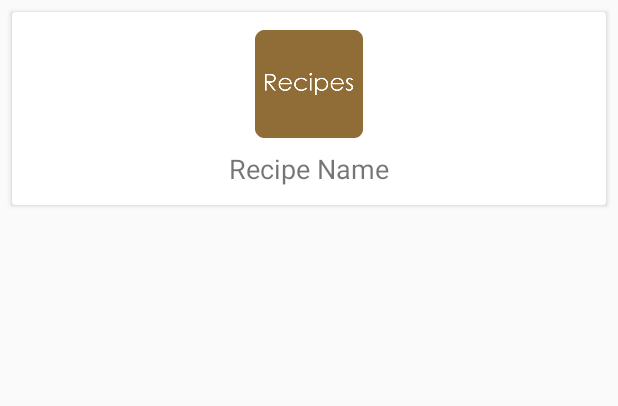
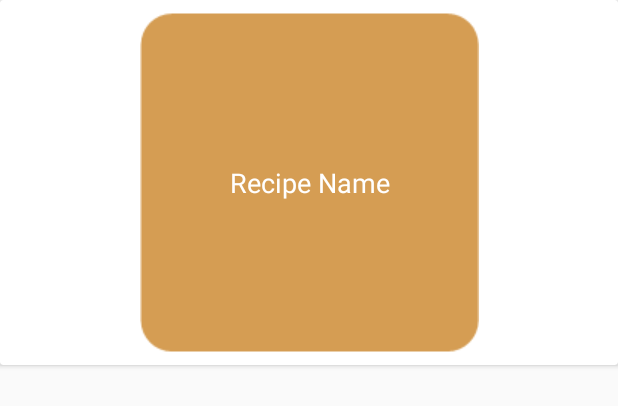
Before and after one commit to SDrake01/BakingRecipies-GwG-Udacity, an Android app: the layout main_recipe_card.xml on its own in the app's theme, with its tools: preview values and no code run, on a phone screen of 412 x 824 dp. Shown: the top 406 px of the screen. Run offline under Robolectric (Android 15) with nearby library versions, the phone set to English and light mode, and no system bars; network calls fail.

Commit message:
Added video to recipe steps and fixed orientation change from landscape to portrait for tablets

```diff
--- a/app/build.gradle
+++ b/app/build.gradle
@@ -25,7 +25,8 @@ android {
 dependencies {
     implementation fileTree(include: ['*.jar'], dir: 'libs')
     implementation 'com.android.support:appcompat-v7:27.1.1'
-    implementation 'com.android.support.constraint:constraint-layout:1.1.2'
+    implementation 'com.android.support:support-media-compat:27.1.1'
+    implementation 'com.android.support.constraint:constraint-layout:1.1.3'
     testImplementation 'junit:junit:4.12'
     androidTestImplementation 'com.android.support.test:runner:1.0.2'
     androidTestImplementation 'com.android.support.test.espresso:espresso-core:3.0.2'
@@ -35,4 +36,5 @@ dependencies {
     implementation 'com.squareup.picasso:picasso:2.5.2'
     implementation 'android.arch.lifecycle:extensions:1.1.1'
     implementation 'android.arch.lifecycle:viewmodel:1.1.1'
+    implementation 'com.google.android.exoplayer:exoplayer:2.8.3'
 }
--- a/app/src/main/java/stevendrake/bakingrecipes/Adapters/MainAdapter.java
+++ b/app/src/main/java/stevendrake/bakingrecipes/Adapters/MainAdapter.java
@@ -19,6 +19,7 @@ import stevendrake.bakingrecipes.Data.RecipeObject;
 import stevendrake.bakingrecipes.Data.StepObject;
 import stevendrake.bakingrecipes.R;
 import stevendrake.bakingrecipes.UI.RecipeActivity;
+import stevendrake.bakingrecipes.ViewModels.RecipeViewModel;
 
 public class MainAdapter extends RecyclerView.Adapter<MainAdapter.RecipeViewHolder> {
 
@@ -80,6 +81,7 @@ public class MainAdapter extends RecyclerView.Adapter<MainAdapter.RecipeViewHold
         public void onClick(View v) {
             int position = getAdapterPosition();
             if (position != RecyclerView.NO_POSITION){
+                RecipeViewModel.setListPosition(0);
                 Context context = v.getContext();
                 Intent recipeIntent = new Intent(context, RecipeActivity.class);
                 IngredientObject.setIngredientString(recipeObjectList.get(position).getIngredients());
@@ -93,7 +95,7 @@ public class MainAdapter extends RecyclerView.Adapter<MainAdapter.RecipeViewHold
             recipeCardName.setText(recipeObjectList.get(position).getName());
             if (recipeObjectList.get(position).getImage().trim().length() == 0){
                 Picasso.with(itemView.getContext())
-                        .load(R.mipmap.ic_launcher)
+                        .load(R.drawable.ic_recipes_full)
                         .into(recipeCardImage);
             } else {
                 Picasso.with(itemView.getContext())
--- a/app/src/main/java/stevendrake/bakingrecipes/UI/MainActivity.java
+++ b/app/src/main/java/stevendrake/bakingrecipes/UI/MainActivity.java
@@ -19,9 +19,6 @@ public class MainActivity extends AppCompatActivity {
 
     FragmentManager mainFragmentManager = getFragmentManager();
     ParseRecipeJson recipeJson = new ParseRecipeJson();
-    // I tried to set the url string as a resource and refer to it, but couldn't get
-    // it to load the recipes that way, so I gave up.
-    String url = "https://d17h27t6h515a5.cloudfront.net/topher/2017/May/59121517_baking/baking.json";
 
     @Override
     protected void onCreate(Bundle savedInstanceState) {
@@ -45,7 +42,7 @@ public class MainActivity extends AppCompatActivity {
     // the ParseRecipeJson.getRecipeData method to be parsed using the Volley Library.
     public void getRecipeData() {
 
-        JsonArrayRequest jsonArrayRequest = new JsonArrayRequest(url, new Response.Listener<JSONArray>() {
+        JsonArrayRequest jsonArrayRequest = new JsonArrayRequest(getResources().getString(R.string.json_url), new Response.Listener<JSONArray>() {
             @Override
             public void onResponse(JSONArray response) {
                 recipeJson.getRecipeData(response);
--- a/app/src/main/java/stevendrake/bakingrecipes/UI/RecipeFragment.java
+++ b/app/src/main/java/stevendrake/bakingrecipes/UI/RecipeFragment.java
@@ -19,6 +19,7 @@ import stevendrake.bakingrecipes.ViewModels.RecipeViewModel;
 
 public class RecipeFragment extends Fragment{
 
+    View view;
     TextView ingredientsListTitle;
     RecyclerView ingredientsListRecycler;
     public static IngredientAdapter ingredientAdapter;
@@ -43,7 +44,7 @@ public class RecipeFragment extends Fragment{
             isCollapsed = savedInstanceState.getBoolean(COLLAPSED);
         }
 
-        View view = inflater.inflate(R.layout.recipe_details_layout, container, false);
+        view = inflater.inflate(R.layout.recipe_details_layout, container, false);
 
         ingredientsListTitle = view.findViewById(R.id.tv_ingredients_card_title);
         ingredientsListRecycler = view.findViewById(R.id.rv_ingredients_card_recycler);
--- a/app/src/main/res/layout-land/phone_step_layout.xml
+++ b/app/src/main/res/layout-land/phone_step_layout.xml
@@ -10,8 +10,8 @@
         android:layout_width="match_parent"
         android:layout_height="wrap_content">
 
-        <VideoView
-            android:id="@+id/vv_phone_step_video"
+        <com.google.android.exoplayer2.ui.SimpleExoPlayerView
+            android:id="@+id/ep_phone_step_video"
             android:layout_width="0dp"
             android:layout_height="0dp"
             app:layout_constraintDimensionRatio="H,16:9"
--- a/app/src/main/res/layout/main_recipe_card.xml
+++ b/app/src/main/res/layout/main_recipe_card.xml
@@ -5,37 +5,40 @@
     android:id="@+id/cv_main_recipe_card_layout"
     android:layout_width="match_parent"
     android:layout_height="wrap_content"
-    android:layout_margin="8dp"
     tools:layout_editor_absoluteX="8dp"
     tools:layout_editor_absoluteY="8dp">
 
     <android.support.constraint.ConstraintLayout
         android:id="@+id/cl_recipe_card_layout"
         android:layout_width="match_parent"
-        android:layout_height="match_parent"
-        android:layout_margin="4dp">
+        android:layout_height="match_parent">
+
+        <ImageView
+            android:id="@+id/iv_recipe_card_image"
+            android:layout_width="wrap_content"
+            android:layout_height="wrap_content"
+            android:padding="8dp"
+            android:scaleType="fitCenter"
+            app:layout_constraintEnd_toEndOf="parent"
+            app:layout_constraintStart_toStartOf="parent"
+            app:layout_constraintTop_toTopOf="parent"
+            app:srcCompat="@drawable/ic_recipes_full" />
 
         <TextView
             android:id="@+id/tv_recipe_card_name"
             android:layout_width="wrap_content"
             android:layout_height="wrap_content"
-            android:layout_margin="8dp"
+            android:layout_marginBottom="8dp"
+            android:layout_marginEnd="8dp"
+            android:layout_marginStart="8dp"
+            android:layout_marginTop="8dp"
             android:text="@string/recipe_name"
+            android:textColor="@color/cardview_light_background"
             android:textSize="18sp"
-            app:layout_constraintBottom_toBottomOf="parent"
-            app:layout_constraintEnd_toEndOf="parent"
-            app:layout_constraintStart_toStartOf="parent"
-            app:layout_constraintTop_toBottomOf="@+id/iv_recipe_card_image" />
-
-        <ImageView
-            android:id="@+id/iv_recipe_card_image"
-            android:layout_width="wrap_content"
-            android:layout_height="wrap_content"
-            android:layout_margin="8dp"
-            app:layout_constraintEnd_toEndOf="parent"
-            app:layout_constraintStart_toStartOf="parent"
-            app:layout_constraintTop_toTopOf="parent"
-            app:srcCompat="@mipmap/ic_launcher" />
+            app:layout_constraintBottom_toBottomOf="@+id/iv_recipe_card_image"
+            app:layout_constraintEnd_toEndOf="@+id/iv_recipe_card_image"
+            app:layout_constraintStart_toStartOf="@+id/iv_recipe_card_image"
+            app:layout_constraintTop_toTopOf="@+id/iv_recipe_card_image" />
 
     </android.support.constraint.ConstraintLayout>
 
--- a/app/src/main/res/layout/phone_step_layout.xml
+++ b/app/src/main/res/layout/phone_step_layout.xml
@@ -6,8 +6,8 @@
     android:layout_width="match_parent"
     android:layout_height="match_parent">
 
-    <VideoView
-        android:id="@+id/vv_phone_step_video"
+    <com.google.android.exoplayer2.ui.SimpleExoPlayerView
+        android:id="@+id/ep_phone_step_video"
         android:layout_width="0dp"
         android:layout_height="0dp"
         android:layout_margin="8dp"
@@ -25,7 +25,7 @@
         android:text="@string/step_description"
         app:layout_constraintEnd_toEndOf="parent"
         app:layout_constraintStart_toStartOf="parent"
-        app:layout_constraintTop_toBottomOf="@+id/vv_phone_step_video" />
+        app:layout_constraintTop_toBottomOf="@+id/ep_phone_step_video" />
 
     <Button
         android:id="@+id/btn_instruction_prev"
--- a/app/src/main/res/layout/tablet_step_layout.xml
+++ b/app/src/main/res/layout/tablet_step_layout.xml
@@ -6,8 +6,8 @@
     android:layout_width="match_parent"
     android:layout_height="match_parent">
 
-    <VideoView
-        android:id="@+id/vv_tablet_step_video"
+    <com.google.android.exoplayer2.ui.SimpleExoPlayerView
+        android:id="@+id/ep_tablet_step_video"
         android:layout_width="0dp"
         android:layout_height="0dp"
         android:layout_margin="8dp"
@@ -25,6 +25,6 @@
         android:text="@string/step_description"
         app:layout_constraintEnd_toEndOf="parent"
         app:layout_constraintStart_toStartOf="parent"
-        app:layout_constraintTop_toBottomOf="@+id/vv_tablet_step_video" />
+        app:layout_constraintTop_toBottomOf="@+id/ep_tablet_step_video" />
 
 </android.support.constraint.ConstraintLayout>
--- a/app/src/main/res/values/strings.xml
+++ b/app/src/main/res/values/strings.xml
@@ -11,7 +11,7 @@
     <string name="recipe_ingredient">Ingredient</string>
     <string name="step_number">Step </string>
     <string name="step_short_desc">Short Description</string>
-    <string name="step_description">Start at Step 1 and have fun!</string>
+    <string name="step_description">Have fun!</string>
     <string name="prev_step">Prev Step</string>
     <string name="next_step">Next Step</string>
     <string name="json_url">https://d17h27t6h515a5.cloudfront.net/topher/2017/May/59121517_baking/baking.json</string>
```
Also changed, not shown: app/src/main/java/stevendrake/bakingrecipes/Adapters/StepsAdapter.java (+2 -5 lines), app/src/main/java/stevendrake/bakingrecipes/Player/VideoPlayer.java (added, +57 -0 lines), app/src/main/java/stevendrake/bakingrecipes/UI/PhoneStepsFragment.java (+21 -12 lines), app/src/main/java/stevendrake/bakingrecipes/UI/RecipeActivity.java (+14 -4 lines), app/src/main/java/stevendrake/bakingrecipes/UI/TabletStepsFragment.java (+74 -8 lines), app/src/main/res/drawable/ic_recipes_full.png (added).
